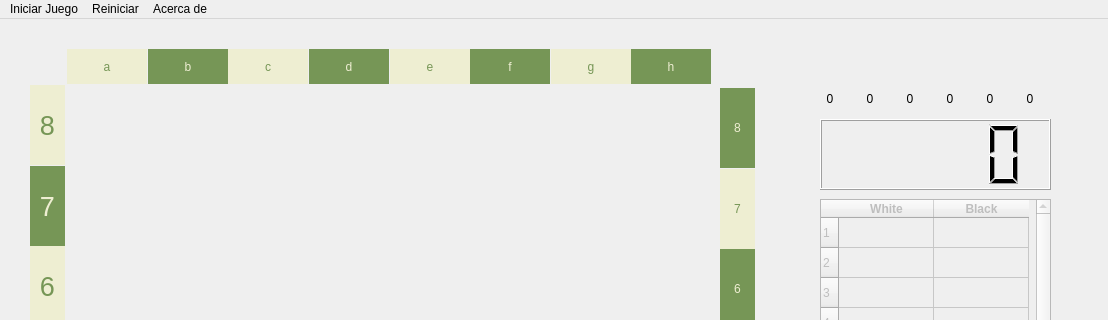
Before: the Qt Designer form mainwindow.ui in CesarSamanez/Chess_Final_Project_TO, drawn with Qt 5; both pictures show x 0 to 1108 and y 0 to 320 of the 1108 by 808 pixel window.
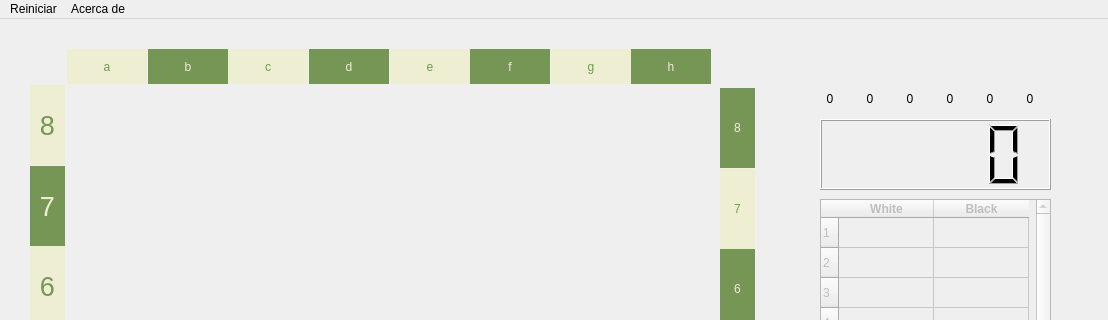
After: the same form once the commit is applied. Icons and pictures are not drawn. Custom widgets are drawn as their Qt base class.

Diff of the .ui file:
```diff
--- a/mainwindow.ui
+++ b/mainwindow.ui
@@ -1757,14 +1757,9 @@
      <x>0</x>
      <y>0</y>
      <width>1108</width>
-     <height>21</height>
+     <height>20</height>
     </rect>
    </property>
-   <widget class="QMenu" name="menuReiniciar">
-    <property name="title">
-     <string>Iniciar Juego</string>
-    </property>
-   </widget>
    <widget class="QMenu" name="menuAcerca_De">
     <property name="title">
      <string>Reiniciar</string>
@@ -1775,7 +1770,6 @@
      <string>Acerca de</string>
     </property>
    </widget>
-   <addaction name="menuReiniciar"/>
    <addaction name="menuAcerca_De"/>
    <addaction name="menuAcerca_de"/>
   </widget>
```
